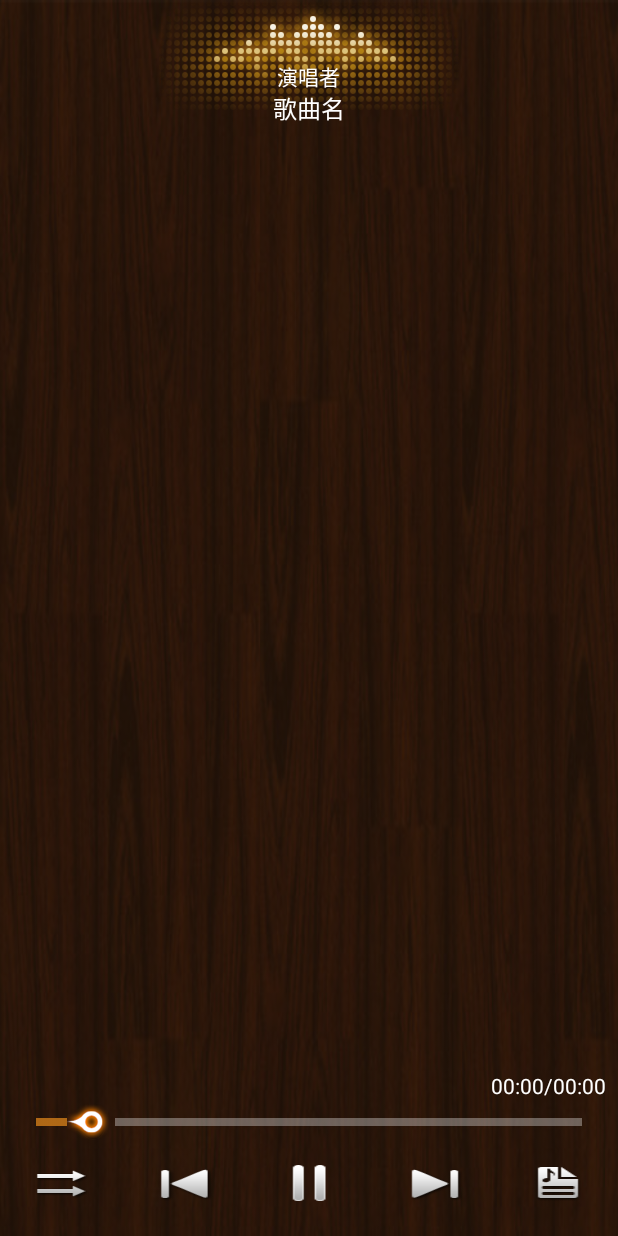
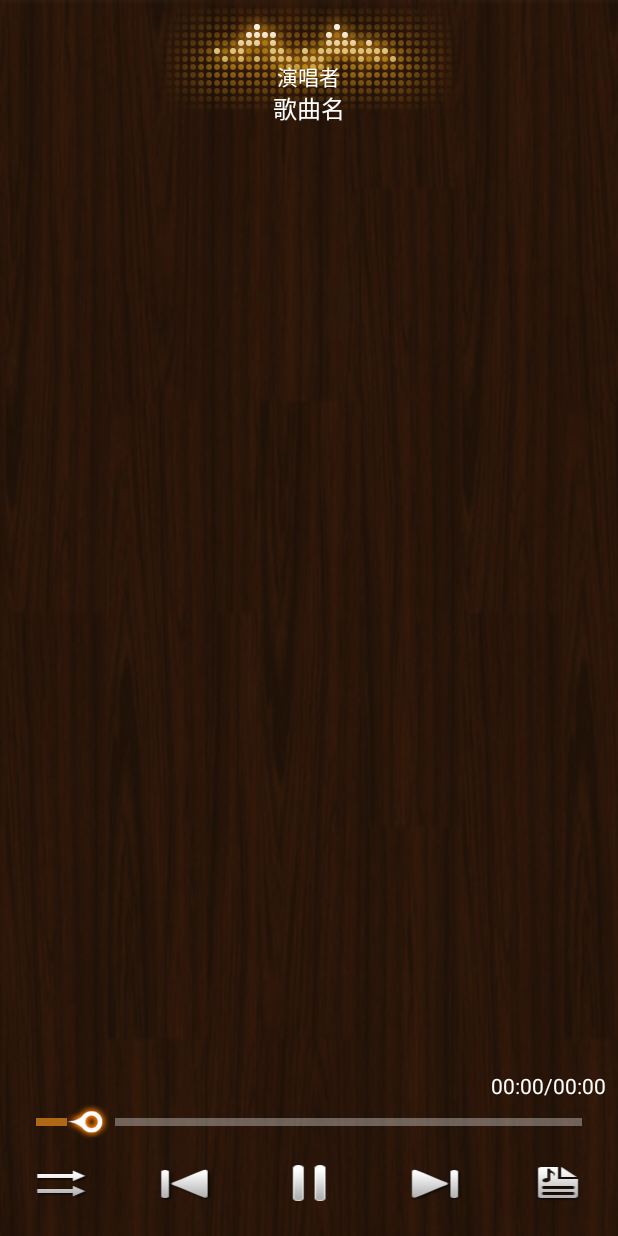
Before and after one commit to ljt474297694/MobilePlayer, an Android app: the SystemAudioPlayerActivity screen opened directly, with no data from a screen before it, on a phone screen of 412 x 824 dp. Run offline under Robolectric (Android 15) with nearby library versions, the phone set to English and light mode, and no system bars.

Commit message:
动画列表-帧动画

```diff
--- a/app/src/main/java/com/atguigu/ljt/mobileplayer/activity/SystemAudioPlayerActivity.java
+++ b/app/src/main/java/com/atguigu/ljt/mobileplayer/activity/SystemAudioPlayerActivity.java
@@ -1,5 +1,6 @@
 package com.atguigu.ljt.mobileplayer.activity;
 
+import android.graphics.drawable.AnimationDrawable;
 import android.os.Bundle;
 import android.support.v7.app.AppCompatActivity;
 import android.view.View;
@@ -29,6 +30,7 @@ public class SystemAudioPlayerActivity extends AppCompatActivity implements View
      * (http://www.buzzingandroid.com/tools/android-layout-finder)
      */
     private void findViews() {
+        setContentView(R.layout.activity_system_audio_player);
         ivIcon = (ImageView)findViewById( R.id.iv_icon );
         tvArtist = (TextView)findViewById( R.id.tv_artist );
         tvName = (TextView)findViewById( R.id.tv_name );
@@ -45,6 +47,9 @@ public class SystemAudioPlayerActivity extends AppCompatActivity implements View
         btnAudioStartPause.setOnClickListener( this );
         btnAudioNext.setOnClickListener( this );
         btnSwichLyric.setOnClickListener( this );
+        ivIcon.setBackgroundResource(R.drawable.animation_list);
+        AnimationDrawable drawable = (AnimationDrawable) ivIcon.getBackground();
+        drawable.start();
     }
 
     @Override
@@ -65,6 +70,6 @@ public class SystemAudioPlayerActivity extends AppCompatActivity implements View
     @Override
     protected void onCreate(Bundle savedInstanceState) {
         super.onCreate(savedInstanceState);
-        setContentView(R.layout.activity_system_audio_player);
+        findViews();
     }
 }
--- /dev/null
+++ b/app/src/main/res/drawable/animation_list.xml
@@ -0,0 +1,12 @@
+<?xml version="1.0" encoding="utf-8"?>
+<animation-list xmlns:android="http://schemas.android.com/apk/res/android">
+        <item android:drawable="@drawable/now_playing_matrix_01" android:duration="150"/>
+        <item android:drawable="@drawable/now_playing_matrix_02" android:duration="150"/>
+        <item android:drawable="@drawable/now_playing_matrix_03" android:duration="150"/>
+        <item android:drawable="@drawable/now_playing_matrix_04" android:duration="150"/>
+        <item android:drawable="@drawable/now_playing_matrix_05" android:duration="150"/>
+        <item android:drawable="@drawable/now_playing_matrix_06" android:duration="150"/>
+        <item android:drawable="@drawable/now_playing_matrix_07" android:duration="150"/>
+        <item android:drawable="@drawable/now_playing_matrix_08" android:duration="150"/>
+        <item android:drawable="@drawable/now_playing_matrix_09" android:duration="150"/>
+</animation-list>
```
